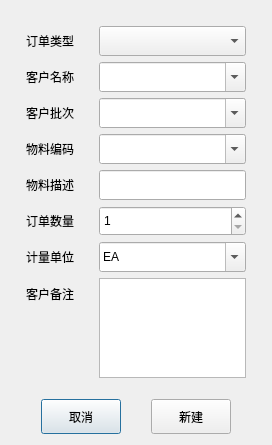
Old version of the form Qt/ERP/dialogneworder.ui in the repository superp2017/NTERP.
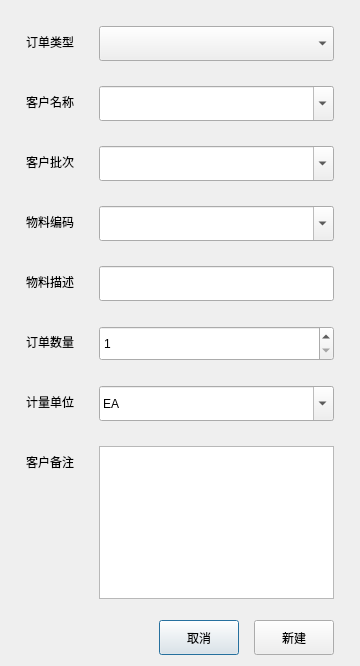
New version of the form.

The edit to the form file:
```diff
--- a/Qt/ERP/dialogneworder.ui
+++ b/Qt/ERP/dialogneworder.ui
@@ -6,14 +6,20 @@
    <rect>
     <x>0</x>
     <y>0</y>
-    <width>268</width>
-    <height>443</height>
+    <width>360</width>
+    <height>666</height>
    </rect>
   </property>
+  <property name="minimumSize">
+   <size>
+    <width>360</width>
+    <height>666</height>
+   </size>
+  </property>
   <property name="maximumSize">
    <size>
-    <width>600</width>
-    <height>600</height>
+    <width>460</width>
+    <height>750</height>
    </size>
   </property>
   <property name="windowTitle">
@@ -25,6 +31,9 @@
      <property name="horizontalSpacing">
       <number>25</number>
      </property>
+     <property name="verticalSpacing">
+      <number>25</number>
+     </property>
      <property name="leftMargin">
       <number>15</number>
      </property>
@@ -52,7 +61,7 @@
        <property name="minimumSize">
         <size>
          <width>0</width>
-         <height>30</height>
+         <height>35</height>
         </size>
        </property>
        <property name="editable">
@@ -75,7 +84,7 @@
        <property name="minimumSize">
         <size>
          <width>0</width>
-         <height>30</height>
+         <height>35</height>
         </size>
        </property>
        <property name="editable">
@@ -98,7 +107,7 @@
        <property name="minimumSize">
         <size>
          <width>0</width>
-         <height>30</height>
+         <height>35</height>
         </size>
        </property>
        <property name="editable">
@@ -121,7 +130,7 @@
        <property name="minimumSize">
         <size>
          <width>0</width>
-         <height>30</height>
+         <height>35</height>
         </size>
        </property>
       </widget>
@@ -141,7 +150,7 @@
        <property name="minimumSize">
         <size>
          <width>0</width>
-         <height>30</height>
+         <height>35</height>
         </size>
        </property>
        <property name="minimum">
@@ -167,7 +176,7 @@
        <property name="minimumSize">
         <size>
          <width>0</width>
-         <height>30</height>
+         <height>35</height>
         </size>
        </property>
        <property name="editable">
@@ -223,7 +232,7 @@
        <property name="minimumSize">
         <size>
          <width>0</width>
-         <height>30</height>
+         <height>35</height>
         </size>
        </property>
       </widget>
@@ -233,14 +242,27 @@
    <item>
     <layout class="QHBoxLayout" name="horizontalLayout">
      <property name="spacing">
-      <number>30</number>
+      <number>15</number>
      </property>
      <property name="leftMargin">
       <number>30</number>
      </property>
      <property name="rightMargin">
-      <number>30</number>
+      <number>15</number>
      </property>
+     <item>
+      <spacer name="horizontalSpacer">
+       <property name="orientation">
+        <enum>Qt::Horizontal</enum>
+       </property>
+       <property name="sizeHint" stdset="0">
+        <size>
+         <width>40</width>
+         <height>20</height>
+        </size>
+       </property>
+      </spacer>
+     </item>
      <item>
       <widget class="QPushButton" name="pushButton_cancel">
        <property name="minimumSize">
```
